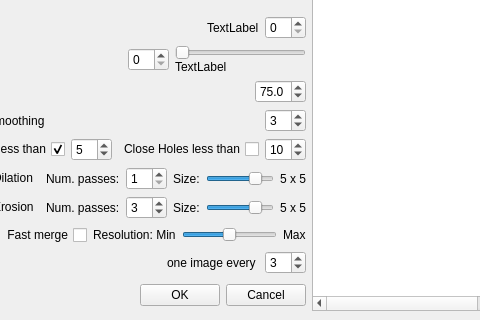
cnr-isti-vclab/meshlab, file src/meshlabplugins/epoch_io/ui/v3dImportDialog.ui: the form before one commit; both pictures show x 103 to 583 and y 231 to 551 of the 680 by 551 pixel window.
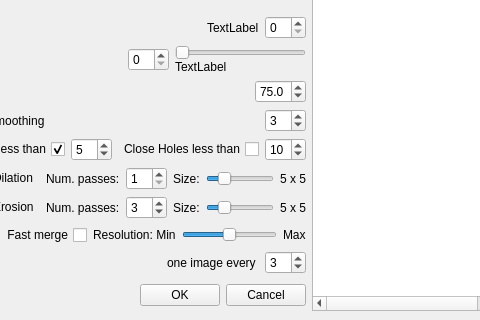
The form after the commit.

```diff
--- a/src/meshlabplugins/epoch_io/ui/v3dImportDialog.ui
+++ b/src/meshlabplugins/epoch_io/ui/v3dImportDialog.ui
@@ -491,7 +491,7 @@
         <number>5</number>
        </property>
        <property name="value" >
-        <number>5</number>
+        <number>2</number>
        </property>
        <property name="orientation" >
         <enum>Qt::Horizontal</enum>
@@ -557,7 +557,7 @@
         <number>5</number>
        </property>
        <property name="value" >
-        <number>5</number>
+        <number>2</number>
        </property>
        <property name="orientation" >
         <enum>Qt::Horizontal</enum>
```
